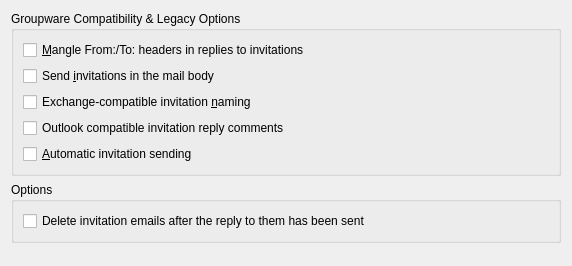
Before: the Qt Designer form messageviewer/invitationsettings.ui in chusopr/kdepim-ktimetracker-akonadi, drawn with Qt 5.
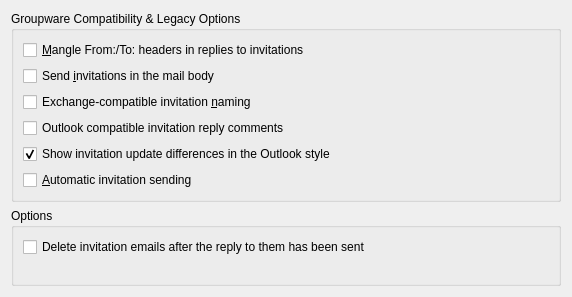
After: the same form once the commit is applied.

Diff of the .ui file:
```diff
--- a/messageviewer/invitationsettings.ui
+++ b/messageviewer/invitationsettings.ui
@@ -7,7 +7,7 @@
     <x>0</x>
     <y>0</y>
     <width>572</width>
-    <height>266</height>
+    <height>297</height>
    </rect>
   </property>
   <layout class="QVBoxLayout" name="verticalLayout_2">
@@ -59,6 +59,22 @@
         </property>
        </widget>
       </item>
+      <item>
+       <widget class="QCheckBox" name="mOutlookCompatibleInvitationComparisons">
+        <property name="toolTip">
+         <string>Display invitation update differences in the Microsoft Outlook(tm) style.</string>
+        </property>
+        <property name="whatsThis">
+         <string>When viewing invitation updates, show the differences in the Microsoft Outlook style.</string>
+        </property>
+        <property name="text">
+         <string>Show invitation update differences in the Outlook style</string>
+        </property>
+        <property name="checked">
+         <bool>true</bool>
+        </property>
+       </widget>
+      </item>
       <item>
        <widget class="QCheckBox" name="mAutomaticSending">
         <property name="toolTip">
@@ -85,10 +101,7 @@
         </property>
        </widget>
       </item>
-     </layout>
-    </widget>
-   </item>
-   <item>
+      <item row="1" column="0">
     <spacer name="verticalSpacer">
      <property name="orientation">
       <enum>Qt::Vertical</enum>
@@ -100,6 +113,9 @@
       </size>
      </property>
     </spacer>
+      </item>
+     </layout>
+    </widget>
    </item>
   </layout>
  </widget>
```
Left out of the diff: 2 changed lines with no effect on the pictures. Lines whose indentation alone changed are shown as unchanged.
